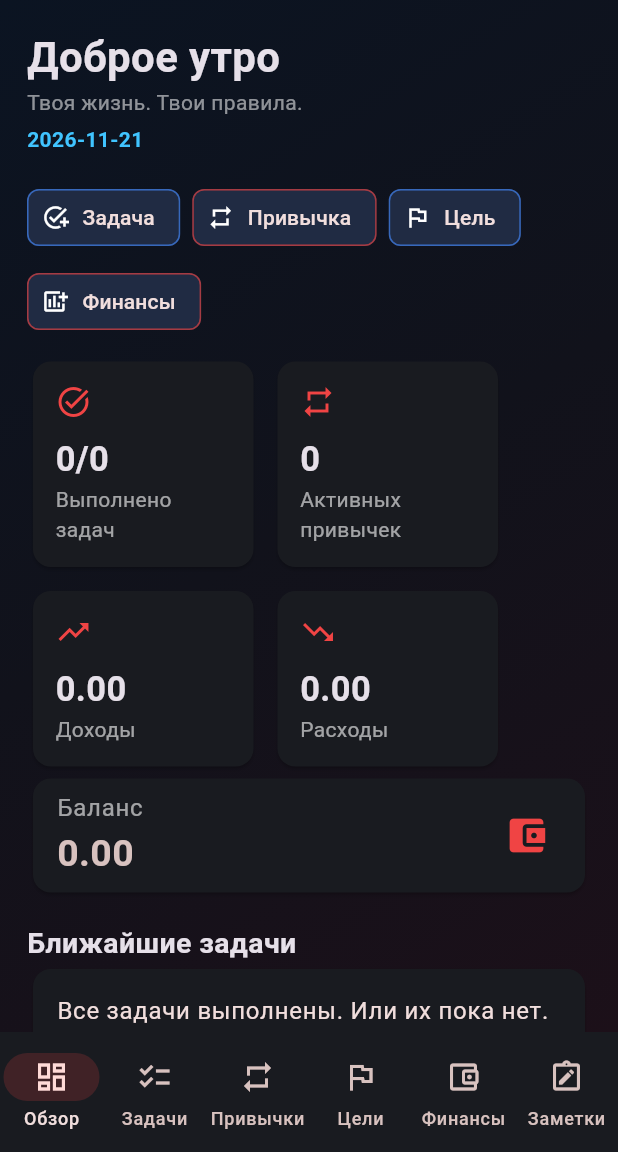
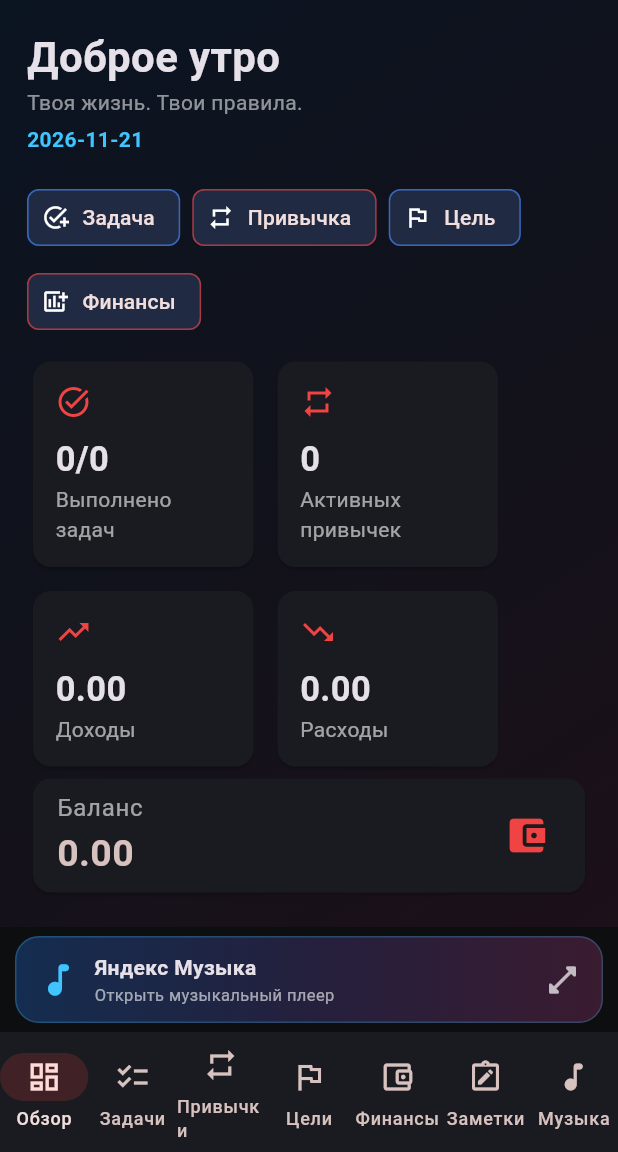
Before and after one commit to Vlameet/LIFE-OS, a Flutter app: the screen it shows after launch, on a phone screen of 412 x 824 dp, the part 84-1236 px from its top. Run offline on Flutter 3.47's test engine with Material 3 defaults, Android fonts, the phone set to English and light mode, and no system bars; our stand-ins replace shared_preferences, webview_flutter.

Commit message:
Add embedded Yandex Music player to LIFE OS

```diff
--- a/lib/main.dart
+++ b/lib/main.dart
@@ -1,6 +1,7 @@
 import 'dart:convert';
 import 'package:flutter/material.dart';
 import 'package:shared_preferences/shared_preferences.dart';
+import 'package:webview_flutter/webview_flutter.dart';
 
 const red = Color(0xFFF04444);
 const bg = Color(0xFF0D0E10);
@@ -36,6 +37,10 @@ class _DashboardState extends State<Dashboard> {
   int tab = 0;
   bool ready = false;
   String searchQuery = '';
+  WebViewController? musicController;
+  bool musicStarted = false;
+  int musicProgress = 0;
+  String musicError = '';
   final sections = ['Задачи', 'Привычки', 'Цели', 'Финансы', 'Заметки'];
   final data = <String, List<Map<String, dynamic>>>{
     'Задачи': [], 'Привычки': [], 'Цели': [], 'Финансы': [], 'Заметки': [],
@@ -44,6 +49,83 @@ class _DashboardState extends State<Dashboard> {
 
   @override
   void initState() { super.initState(); load(); }
+
+  Future<void> openMusic() async {
+    if (musicStarted) return;
+    if (defaultTargetPlatform != TargetPlatform.android &&
+        defaultTargetPlatform != TargetPlatform.iOS) {
+      setState(() => musicError = 'Встроенный плеер пока доступен в Android-версии.');
+      return;
+    }
+    setState(() { musicStarted = true; musicError = ''; });
+    final controller = WebViewController();
+    musicController = controller;
+    await controller.setJavaScriptMode(JavaScriptMode.unrestricted);
+    await controller.setBackgroundColor(const Color(0xFF10131B));
+    await controller.setNavigationDelegate(NavigationDelegate(
+      onProgress: (progress) {
+        if (mounted) setState(() => musicProgress = progress);
+      },
+      onWebResourceError: (error) {
+        if (mounted && error.isForMainFrame == true) {
+          setState(() => musicError = 'Не удалось загрузить Яндекс Музыку. Проверь интернет и обнови страницу.');
+        }
+      },
+    ));
+    await controller.loadRequest(Uri.parse('https://music.yandex.ru/'));
+    if (mounted) setState(() {});
+  }
+
+  Widget musicPlaceholder() => Center(
+    child: Padding(
+      padding: const EdgeInsets.all(24),
+      child: Column(mainAxisSize: MainAxisSize.min, children: [
+        const Icon(Icons.music_note_rounded, size: 64, color: Colors.lightBlueAccent),
+        const SizedBox(height: 12),
+        const Text('Яндекс Музыка', style: TextStyle(fontSize: 24, fontWeight: FontWeight.bold)),
+        const SizedBox(height: 8),
+        Text(musicError.isEmpty ? 'Открой официальный музыкальный сервис внутри LIFE OS.' : musicError,
+          textAlign: TextAlign.center, style: const TextStyle(color: Colors.white60)),
+        const SizedBox(height: 18),
+        if (musicProgress > 0 && musicProgress < 100) ...[
+          LinearProgressIndicator(value: musicProgress / 100, color: Colors.lightBlueAccent),
+          const SizedBox(height: 16),
+        ],
+        FilledButton.icon(
+          onPressed: openMusic,
+          icon: const Icon(Icons.play_arrow_rounded),
+          label: const Text('Открыть Яндекс Музыку'),
+        ),
+      ]),
+    ),
+  );
+
+  Widget musicMiniBar() => InkWell(
+    onTap: () {
+      setState(() => tab = 6);
+      openMusic();
+    },
+    child: Container(
+      margin: const EdgeInsets.fromLTRB(10, 6, 10, 6),
+      padding: const EdgeInsets.symmetric(horizontal: 14, vertical: 10),
+      decoration: BoxDecoration(
+        borderRadius: BorderRadius.circular(16),
+        gradient: const LinearGradient(
+          colors: [Color(0xFF142D50), Color(0xFF24203D), Color(0xFF3A1B30)],
+        ),
+        border: Border.all(color: Colors.lightBlueAccent.withOpacity(0.25)),
+      ),
+      child: Row(children: [
+        const Icon(Icons.music_note_rounded, color: Colors.lightBlueAccent, size: 28),
+        const SizedBox(width: 10),
+        const Expanded(child: Column(crossAxisAlignment: CrossAxisAlignment.start, children: [
+          Text('Яндекс Музыка', style: TextStyle(fontWeight: FontWeight.bold)),
+          Text('Открыть музыкальный плеер', style: TextStyle(fontSize: 11, color: Colors.white60)),
+        ])),
+        const Icon(Icons.open_in_full_rounded, color: Colors.white70),
+      ]),
+    ),
+  );
 
   Future<void> load() async {
     final prefs = await SharedPreferences.getInstance();
@@ -336,8 +418,8 @@ class _DashboardState extends State<Dashboard> {
   @override
   Widget build(BuildContext context) {
     if (!ready) return const Scaffold(body: Center(child: CircularProgressIndicator()));
-    final labels = ['Обзор', ...sections];
-    final icons = [Icons.dashboard_outlined, Icons.checklist, Icons.repeat, Icons.flag_outlined, Icons.account_balance_wallet_outlined, Icons.note_alt_outlined];
+    final labels = ['Обзор', ...sections, 'Музыка'];
+    final icons = [Icons.dashboard_outlined, Icons.checklist, Icons.repeat, Icons.flag_outlined, Icons.account_balance_wallet_outlined, Icons.note_alt_outlined, Icons.music_note_rounded];
     return Scaffold(
       appBar: AppBar(
         title: const Text('LIFE OS', style: TextStyle(fontWeight: FontWeight.bold, letterSpacing: 1.2)),
@@ -347,16 +429,26 @@ class _DashboardState extends State<Dashboard> {
       ),
       body: Container(decoration: const BoxDecoration(gradient: LinearGradient(
         colors: [Color(0xFF0B1422), Color(0xFF11121B), Color(0xFF1C1019)], begin: Alignment.topLeft, end: Alignment.bottomRight)),
-        child: tab == 0 ? overview() : sectionView(sections[tab - 1])),
+        child: IndexedStack(
+          index: tab,
+          children: [
+            overview(),
+            ...sections.map((section) => sectionView(section)),
+            musicController == null ? musicPlaceholder() : WebViewWidget(controller: musicController!),
+          ],
+        )),
       floatingActionButton: tab == 0 ? null : FloatingActionButton(
         backgroundColor: red, onPressed: () => editItem(sections[tab - 1]), child: const Icon(Icons.add)),
-      bottomNavigationBar: NavigationBar(
+      bottomNavigationBar: Column(mainAxisSize: MainAxisSize.min, children: [
+        musicMiniBar(),
+        NavigationBar(
         selectedIndex: tab,
-        onDestinationSelected: (i) => setState(() => tab = i),
+        onDestinationSelected: (i) { setState(() => tab = i); if (i == 6) openMusic(); },
         backgroundColor: panel, indicatorColor: red.withOpacity(0.18),
         destinations: [for (var i = 0; i < labels.length; i++)
           NavigationDestination(icon: Icon(icons[i]), label: labels[i])],
-      ),
+        ),
+      ]),
     );
   }
 }
```
